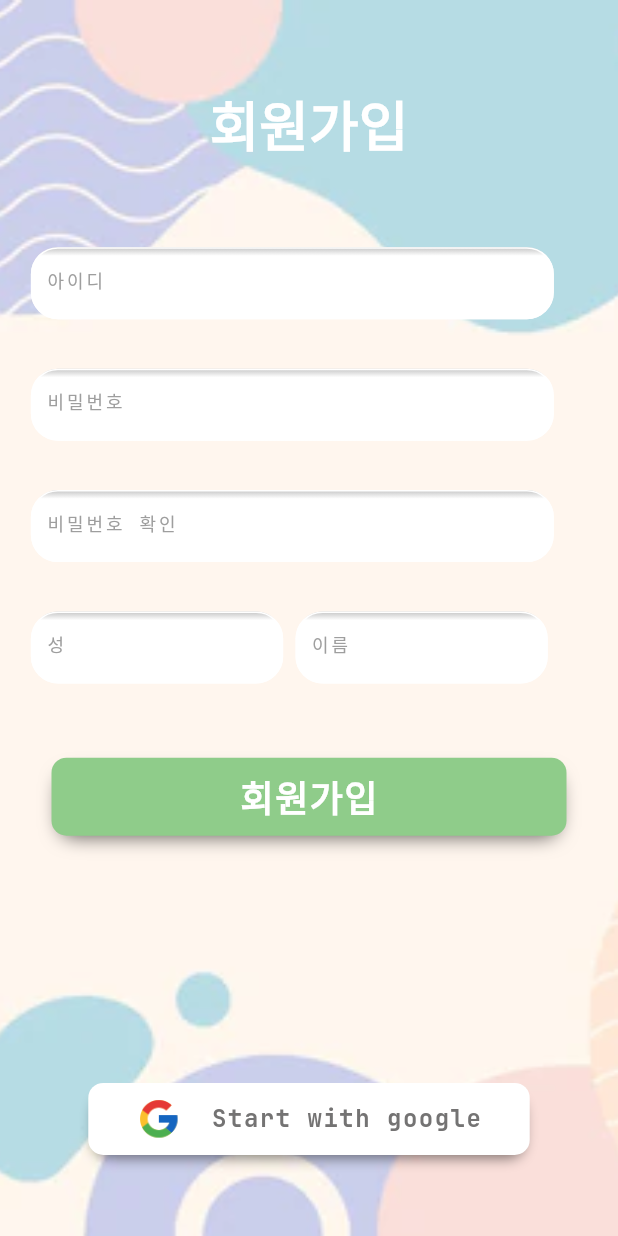
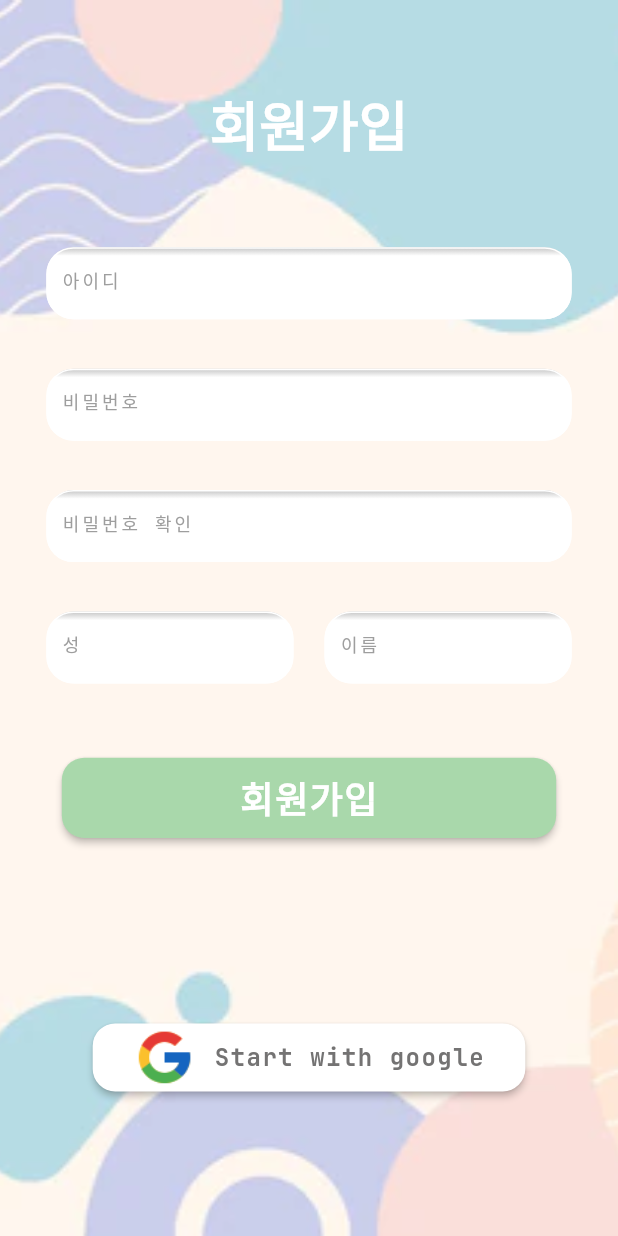
Before and after one commit to NoGravyBeef/SWE, a Flutter app: the JoinScreen screen opened directly, on a phone screen of 412 x 824 dp. Run offline on Flutter 3.47's test engine with Material 2 defaults, Android fonts, the phone set to English and light mode, and no system bars.

Commit message:
회원가입화면 싺다 갈아엎음

```diff
--- a/lib/screens/join_screen.dart
+++ b/lib/screens/join_screen.dart
@@ -48,15 +48,9 @@ class _JoinScreenState extends State<JoinScreen> {
                 ),
               ),
               // 아이디 입력 필드
-              Row(
-                children: [
-                  Flexible(
-                    flex: 1,
-                    child: SizedBox(width: screenSize.width * 0.05),
-                  ),
-                  Flexible(
-                    flex: 11,
+              Center(
                 child: Container(
+                  width: screenSize.width * 0.85,
                   decoration: const ShapeDecoration(
                     gradient: LinearGradient(
                       colors: [
@@ -78,23 +72,11 @@ class _JoinScreenState extends State<JoinScreen> {
                   ),
                 ),
               ),
-                  Flexible(
-                    flex: 1,
-                    child: SizedBox(width: screenSize.width * 0.05),
-                  ),
-                ],
-              ),
               SizedBox(height: screenSize.height * 0.04),
               // 비밀번호 입력 필드
-              Row(
-                children: [
-                  Flexible(
-                    flex: 1,
-                    child: SizedBox(width: screenSize.width * 0.05),
-                  ),
-                  Flexible(
-                    flex: 11,
+              Center(
                 child: Container(
+                  width: screenSize.width * 0.85,
                   decoration: const ShapeDecoration(
                     gradient: LinearGradient(
                       colors: [
@@ -116,23 +98,11 @@ class _JoinScreenState extends State<JoinScreen> {
                   ),
                 ),
               ),
-                  Flexible(
-                    flex: 1,
-                    child: SizedBox(width: screenSize.width * 0.05),
-                  ),
-                ],
-              ),
               SizedBox(height: screenSize.height * 0.04),
               // 비밀번호 확인 필드
-              Row(
-                children: [
-                  Flexible(
-                    flex: 1,
-                    child: SizedBox(width: screenSize.width * 0.05),
-                  ),
-                  Flexible(
-                    flex: 11,
+              Center(
                 child: Container(
+                  width: screenSize.width * 0.85,
                   decoration: const ShapeDecoration(
                     gradient: LinearGradient(
                       colors: [
@@ -154,23 +124,13 @@ class _JoinScreenState extends State<JoinScreen> {
                   ),
                 ),
               ),
-                  Flexible(
-                    flex: 1,
-                    child: SizedBox(width: screenSize.width * 0.05),
-                  ),
-                ],
-              ),
               SizedBox(height: screenSize.height * 0.04),
               // 성 및 이름 입력 필드
               Row(
+                mainAxisAlignment: MainAxisAlignment.center,
                 children: [
-                  Flexible(
-                    flex: 4,
-                    child: SizedBox(width: screenSize.width * 0.05),
-                  ),
-                  Flexible(
-                    flex: 20,
-                    child: Container(
+                  Container(
+                    width: screenSize.width * 0.4,
                     decoration: const ShapeDecoration(
                       gradient: LinearGradient(
                         colors: [
@@ -191,14 +151,11 @@ class _JoinScreenState extends State<JoinScreen> {
                       hintText: 'Last Name',
                     ),
                   ),
+                  SizedBox(
+                    width: screenSize.width * 0.05,
                   ),
-                  Flexible(
-                    flex: 1,
-                    child: SizedBox(width: screenSize.width * 0.02),
-                  ),
-                  Flexible(
-                    flex: 20,
-                    child: Container(
+                  Container(
+                    width: screenSize.width * 0.4,
                     decoration: const ShapeDecoration(
                       gradient: LinearGradient(
                         colors: [
@@ -219,53 +176,37 @@ class _JoinScreenState extends State<JoinScreen> {
                       hintText: 'First Name',
                     ),
                   ),
-                  ),
-                  Flexible(
-                    flex: 4,
-                    child: SizedBox(width: screenSize.width * 0.05),
-                  ),
                 ],
               ),
               SizedBox(height: screenSize.height * 0.06),
               // 회원가입 버튼
               Row(
-                mainAxisAlignment: MainAxisAlignment.spaceBetween,
+                mainAxisAlignment: MainAxisAlignment.center,
                 children: [
-                  Flexible(
-                    fit: FlexFit.tight,
-                    flex: 1,
-                    child: SizedBox(width: screenSize.width * 0.05),
-                  ),
-                  Flexible(
-                    flex: 10,
-                    fit: FlexFit.tight,
-                    child: Container(
-                      decoration: BoxDecoration(
-                        color: const Color.fromARGB(255, 143, 204, 138),
-                        borderRadius: BorderRadius.circular(10),
-                        boxShadow: [
-                          BoxShadow(
-                            color: Colors.black.withOpacity(0.6),
-                            spreadRadius: -5.0,
-                            blurRadius: 10.0,
-                            offset: const Offset(0, 6.0),
-                          ),
-                        ],
-                      ),
-                      child: ClipRect(
-                        child: TextButton(
-                          onPressed: pressed,
-                          style: TextButton.styleFrom(
-                            shape: RoundedRectangleBorder(
-                              borderRadius: BorderRadius.circular(30),
+                  SizedBox(
+                    width: screenSize.width * 0.8,
+                    height: screenSize.height * 0.065,
+                    child: ElevatedButton(
+                      onPressed: () {
+                        // 취소 로직
+                      },
+                      style: ButtonStyle(
+                        padding: MaterialStateProperty.all(EdgeInsets.zero),
+                        backgroundColor:
+                            MaterialStateProperty.all(const Color(0xffa9d8ab)),
+                        shape: MaterialStateProperty.all(
+                          RoundedRectangleBorder(
+                            borderRadius: BorderRadius.circular(15),
                           ),
                         ),
-                          child: const Text(
+                      ),
+                      child: const Center(
+                        child: Text(
                           '회원가입',
                           style: TextStyle(
                             fontSize: 24,
                             fontFamily: 'JetBrain',
-                              fontWeight: FontWeight.w700,
+                            fontWeight: FontWeight.w600,
                             color: Colors.white,
                             letterSpacing: 1,
                           ),
@@ -273,44 +214,28 @@ class _JoinScreenState extends State<JoinScreen> {
                       ),
                     ),
                   ),
-                  ),
-                  Flexible(
-                    fit: FlexFit.tight,
-                    flex: 1,
-                    child: SizedBox(width: screenSize.width * 0.05),
-                  ),
                 ],
               ),
-              SizedBox(height: screenSize.height * 0.2),
+              SizedBox(height: screenSize.height * 0.15),
               // 구글로 시작 버튼
               Row(
-                mainAxisAlignment: MainAxisAlignment.spaceBetween,
+                mainAxisAlignment: MainAxisAlignment.center,
                 children: [
-                  Flexible(
-                    flex: 2,
-                    child: SizedBox(width: screenSize.width * 0.05),
+                  SizedBox(
+                    width: screenSize.width * 0.7,
+                    height: screenSize.height * 0.055,
+                    child: ElevatedButton(
+                      onPressed: () {
+                        // 취소 로직
+                      },
+                      style: ButtonStyle(
+                        padding: MaterialStateProperty.all(EdgeInsets.zero),
+                        backgroundColor:
+                            MaterialStateProperty.all(Colors.white),
+                        shape: MaterialStateProperty.all(
+                          RoundedRectangleBorder(
+                            borderRadius: BorderRadius.circular(15),
                           ),
-                  Flexible(
-                    flex: 10,
-                    fit: FlexFit.tight,
-                    child: Container(
-                      decoration: BoxDecoration(
-                        color: Colors.white,
-                        borderRadius: BorderRadius.circular(10),
-                        boxShadow: [
-                          BoxShadow(
-                            color: Colors.black.withOpacity(0.5),
-                            spreadRadius: -4.0,
-                            blurRadius: 7.0,
-                            offset: const Offset(0, 6.0),
-                          ),
-                        ],
-                      ),
-                      child: TextButton(
-                        onPressed: pressed,
-                        style: TextButton.styleFrom(
-                          shape: RoundedRectangleBorder(
-                            borderRadius: BorderRadius.circular(30),
                         ),
                       ),
                       child: Row(
@@ -318,12 +243,10 @@ class _JoinScreenState extends State<JoinScreen> {
                         children: [
                           Image.asset(
                             'assets/google_logo.png',
-                              width: 30,
-                              height: 30,
+                            width: screenSize.height * 0.05,
+                            height: screenSize.height * 0.05,
                           ),
-                            const SizedBox(
-                              width: 20,
-                            ),
+                          SizedBox(width: screenSize.width * 0.03),
                           const Text(
                             'Start with google',
                             style: TextStyle(
@@ -338,11 +261,6 @@ class _JoinScreenState extends State<JoinScreen> {
                       ),
                     ),
                   ),
-                  ),
-                  Flexible(
-                    flex: 2,
-                    child: SizedBox(width: screenSize.width * 0.05),
-                  ),
                 ],
               ),
             ],
```
Lines whose indentation alone changed are shown as unchanged.
